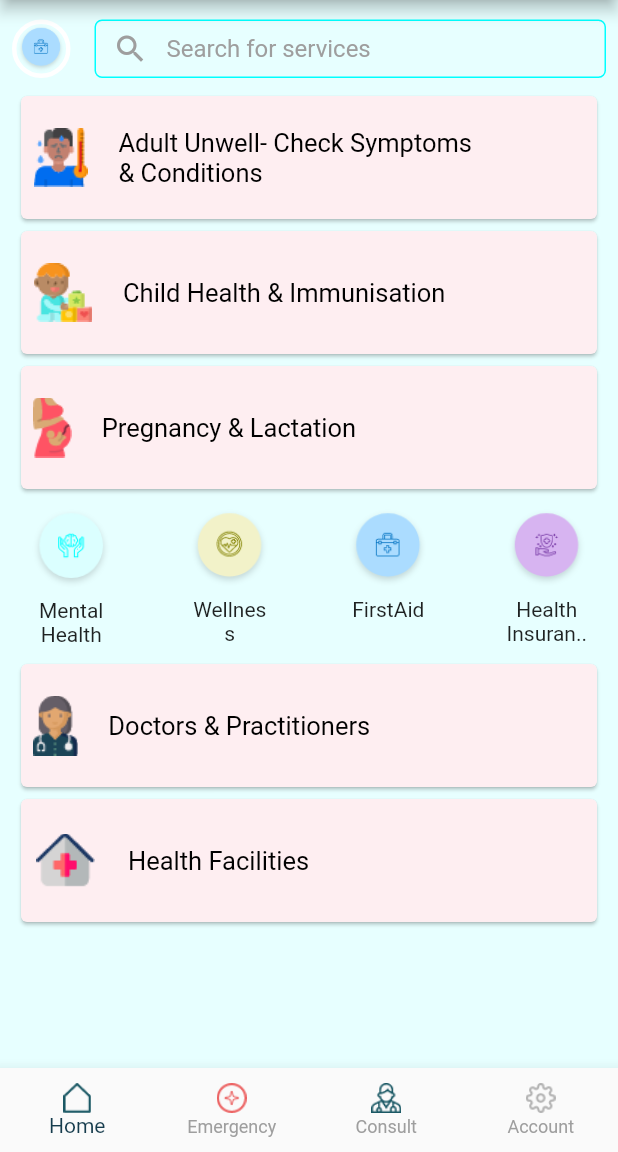
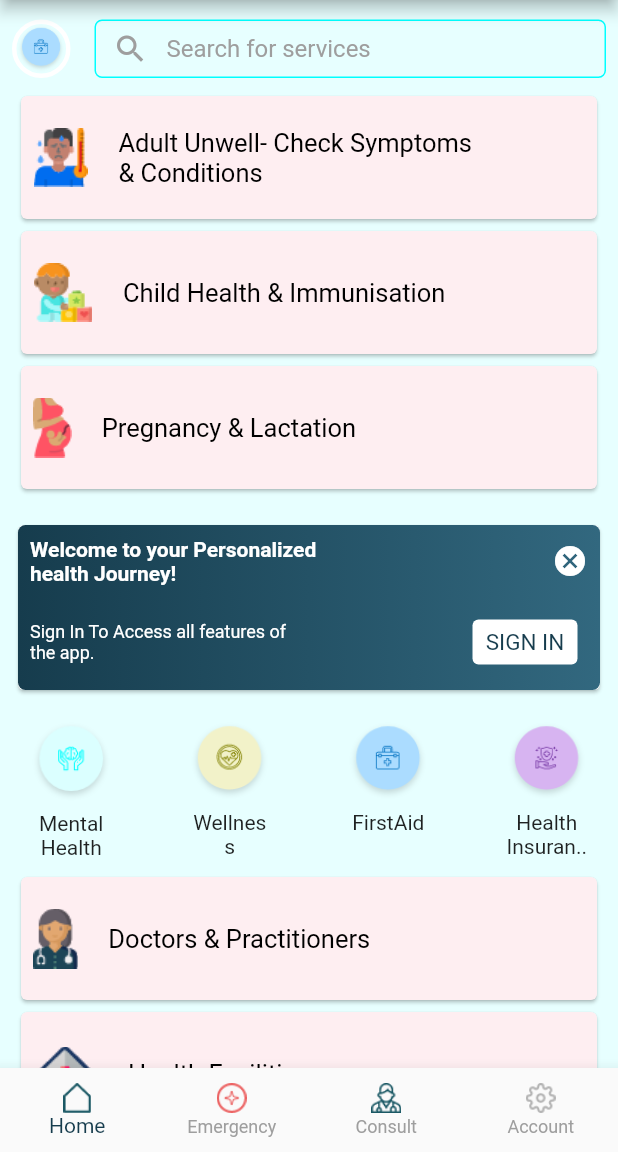
Before and after one commit to Ssentialhealth/ssentialhealth, a Flutter app: the HomeScreen screen opened directly, on a phone screen of 412 x 824 dp, the part 84-1236 px from its top. Run offline on Flutter 3.47's test engine with Material 2 defaults, Android fonts, the light colour scheme and no system bars; our stand-ins replace fluttertoast, shared_preferences; missing offline and left inert: country_list_pick, flutter_session, flutter_statusbarcolor, shared_preferences_web; accounts and stored records are empty.

Commit message:
Fixes Homescreen UI and Waiting Page

```diff
--- a/lib/main.dart
+++ b/lib/main.dart
@@ -3,6 +3,7 @@
 import 'package:pocket_health/Authenticate.dart';
 import 'package:pocket_health/screens/forgot_password.dart';
 import 'package:pocket_health/screens/home_screen.dart';
+import 'package:pocket_health/screens/splash_screen.dart';
 
 
 void main() {
@@ -21,7 +22,7 @@
         scaffoldBackgroundColor: Colors.white
       ),
 
-      home: Authenticate(),
+      home: SplashScreen(),
 
     );
   }
--- a/lib/screens/home_screen.dart
+++ b/lib/screens/home_screen.dart
@@ -31,9 +31,7 @@
       {"icon": "assets/images/health_insurace.png", "text": "Health Insuran.."},
 
     ];
-    // SystemChrome.setSystemUIOverlayStyle(SystemUiOverlayStyle(
-    //   statusBarColor: Color(0xFF00FFFF), //or set color with: Color(0xFF0000FF)
-    // ));
+
     FlutterStatusbarcolor.setStatusBarColor(Color(0xFF00FFFF));
     return SafeArea(
       child: Scaffold(
@@ -87,6 +85,8 @@
                 cardItem("assets/images/child_health_ immunisation.png","Child Health & Immunisation",),
                 cardItem("assets/images/pregnancy_lactation.png","Pregnancy & Lactation",),
                 SizedBox(height: 8,),
+                welcomeCard(),
+                SizedBox(height: 8,),
                 Padding(
                   padding: const EdgeInsets.symmetric(horizontal: 20),
                   child: Row(
--- a/lib/screens/sign_in_screen.dart
+++ b/lib/screens/sign_in_screen.dart
@@ -204,7 +204,7 @@
       print(_payLoad);
 
       http.post(
-          "https://ssential.herokuapp.com/token/login/",
+          "https://ssential.herokuapp.com/api/token/",
           headers: {"Content-Type": "application/json"},
           body: json.encode(_payLoad)
       ).then((response) {
@@ -225,7 +225,7 @@
           addStringToSF(loginResponse.token);
           print(loginResponse.token);
         }else{
-          _showSnackBar(response.body.substring(22,response.body.length - 3));
+          _showSnackBar(response.body.substring(11,response.body.length - 2));
           setState(() {
             _isLoading = false;
           });
--- a/lib/screens/splash_screen.dart
+++ b/lib/screens/splash_screen.dart
@@ -3,6 +3,7 @@
 import 'package:flutter/material.dart';
 import 'package:pocket_health/Authenticate.dart';
 import 'package:pocket_health/screens/sign_in_screen.dart';
+import 'package:pocket_health/screens/wait_screen.dart';
 
 class SplashScreen extends StatefulWidget {
   @override
@@ -26,7 +27,7 @@
   }
 
   void navigationPage() {
-    Navigator.pushReplacement(context, MaterialPageRoute(builder: (BuildContext context) => Authenticate()));
+    Navigator.pushReplacement(context, MaterialPageRoute(builder: (BuildContext context) => WaitScreen()));
   }
 
   @override
--- a/lib/widgets/widget.dart
+++ b/lib/widgets/widget.dart
@@ -142,3 +142,85 @@
     );
   }
 }
+
+Widget welcomeCard(){
+  return Padding(
+    padding: const EdgeInsets.all(8.0),
+    child: Card(
+      child: Container(
+        decoration: BoxDecoration(
+            borderRadius: BorderRadius.circular(5),
+            gradient: LinearGradient(
+                colors: [
+                  const Color(0xff163C4D),
+                  const Color(0xff32687F)
+                ]
+            )
+        ),
+        height: 110,
+        child: Column(
+          children: <Widget>[
+            Row(
+              mainAxisAlignment: MainAxisAlignment.spaceBetween,
+              children: <Widget>[
+                Padding(
+                  padding: const EdgeInsets.all(8.0),
+                  child: Text("Welcome to your Personalized\nhealth Journey!",
+                    style: TextStyle(
+                        color: Colors.white,
+                        fontWeight: FontWeight.bold
+                    ),
+                  ),
+                ),
+                Padding(
+                  padding: const EdgeInsets.all(8.0),
+                  child: Container(
+                      child: Icon(
+                        Icons.cancel,
+                        color: Colors.white,
+                      )
+                  ),
+                ),
+              ],
+            ),
+            Row(
+              mainAxisAlignment: MainAxisAlignment.spaceBetween,
+              children: <Widget>[
+                Padding(
+                  padding: const EdgeInsets.all(8.0),
+                  child: Text("Sign In To Access all features of\nthe app.",
+                    style: TextStyle(
+                        color: Colors.white,
+                        fontSize: 12
+                    ),
+                  ),
+                ),
+                Padding(
+                  padding: const EdgeInsets.all(15.0),
+                  child: Container(
+                    height: 30,
+                    width: 70,
+                    decoration: BoxDecoration(
+                      color: Colors.white,
+                      borderRadius: BorderRadius.circular(4),
+                    ),
+                    child: Center(
+                      child: Text("SIGN IN",
+                        style: TextStyle(
+                          color: Color(0xff163C4D),
+                          fontSize: 15,
+                        ),
+                      ),
+                    ),
+                  ),
+                ),
+              ],
+            ),
+
+          ],
+        ),
+      ),
+    ),
+  );
+
+}
```
Also changed, not shown: lib/models/ForgotPassResponse.dart (added, +18 -0 lines), lib/screens/forgot_password.dart (+84 -0 lines), lib/screens/sign_up_screen.dart (+3 -11 lines), lib/screens/wait_screen.dart (added, +99 -0 lines), assets/images/undraw_Mobile_life_re_jtih.png (added), lib/screens/profile_screen.dart (added), 1 other file.
